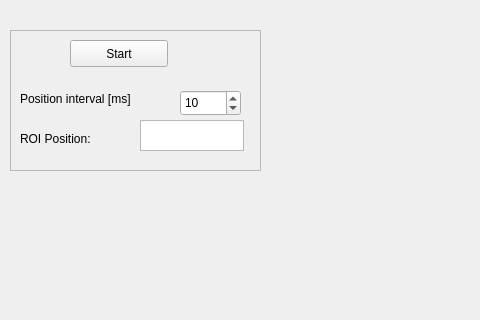
Old version of the form rpw_ui/resource/MyPlugin.ui in the repository Marsunpaisti/RoboProject; both pictures show x 0 to 480 and y 0 to 320 of the 677 by 463 pixel window.
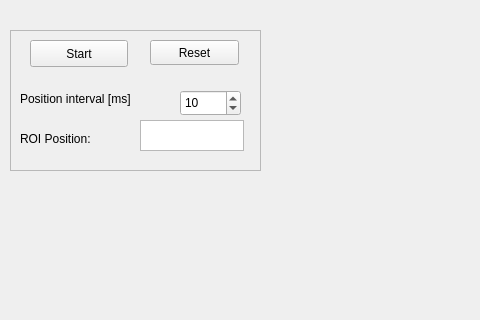
New version of the form.

Commit message: Reset button

The edit to the form file:
```diff
--- a/rpw_ui/resource/MyPlugin.ui
+++ b/rpw_ui/resource/MyPlugin.ui
@@ -31,7 +31,7 @@
    <widget class="QPushButton" name="start_button">
     <property name="geometry">
      <rect>
-      <x>60</x>
+      <x>20</x>
       <y>10</y>
       <width>98</width>
       <height>27</height>
@@ -102,6 +102,19 @@
      <bool>true</bool>
     </property>
    </widget>
+   <widget class="QPushButton" name="reset_button">
+    <property name="geometry">
+     <rect>
+      <x>140</x>
+      <y>10</y>
+      <width>89</width>
+      <height>25</height>
+     </rect>
+    </property>
+    <property name="text">
+     <string>Reset</string>
+    </property>
+   </widget>
   </widget>
  </widget>
  <resources/>
```
The commit also changes 1 other file.
